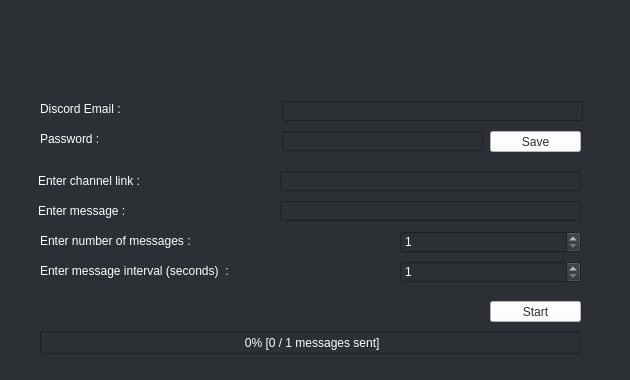
Above: gui.ui from hritsh/discord-autosend before the change. Below: the same form after it.
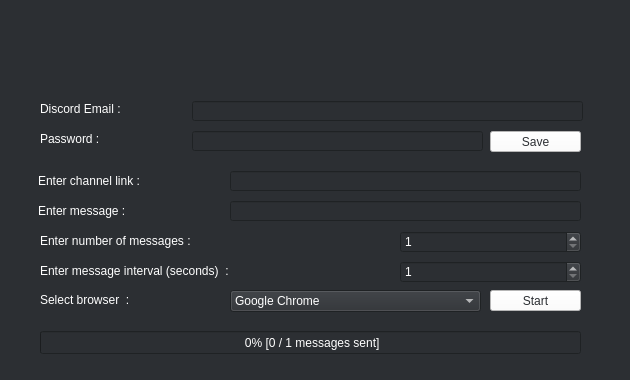
That is the form after the change. Icons and pictures are not drawn.

Commit message:
GUI Complete + Stable
Full functionality + extra in GUI
Added multi browser support
Fixed some bugs

What changed in the file:
```diff
--- a/gui.ui
+++ b/gui.ui
@@ -33,7 +33,7 @@
      <rect>
       <x>38</x>
       <y>171</y>
-      <width>231</width>
+      <width>191</width>
       <height>20</height>
      </rect>
     </property>
@@ -44,9 +44,9 @@
    <widget class="QLineEdit" name="link">
     <property name="geometry">
      <rect>
-      <x>280</x>
+      <x>230</x>
       <y>171</y>
-      <width>301</width>
+      <width>351</width>
       <height>20</height>
      </rect>
     </property>
@@ -56,7 +56,7 @@
      <rect>
       <x>38</x>
       <y>201</y>
-      <width>221</width>
+      <width>191</width>
       <height>20</height>
      </rect>
     </property>
@@ -67,9 +67,9 @@
    <widget class="QLineEdit" name="message">
     <property name="geometry">
      <rect>
-      <x>280</x>
+      <x>230</x>
       <y>201</y>
-      <width>301</width>
+      <width>351</width>
       <height>20</height>
      </rect>
     </property>
@@ -113,9 +113,9 @@
    <widget class="QLineEdit" name="passwd">
     <property name="geometry">
      <rect>
-      <x>282</x>
+      <x>192</x>
       <y>131</y>
-      <width>201</width>
+      <width>291</width>
       <height>20</height>
      </rect>
     </property>
@@ -125,7 +125,7 @@
      <rect>
       <x>40</x>
       <y>131</y>
-      <width>231</width>
+      <width>151</width>
       <height>16</height>
      </rect>
     </property>
@@ -136,9 +136,9 @@
    <widget class="QLineEdit" name="email">
     <property name="geometry">
      <rect>
-      <x>282</x>
+      <x>192</x>
       <y>101</y>
-      <width>301</width>
+      <width>391</width>
       <height>20</height>
      </rect>
     </property>
@@ -148,7 +148,7 @@
      <rect>
       <x>40</x>
       <y>101</y>
-      <width>221</width>
+      <width>131</width>
       <height>16</height>
      </rect>
     </property>
@@ -254,7 +254,7 @@
     <property name="geometry">
      <rect>
       <x>490</x>
-      <y>301</y>
+      <y>290</y>
       <width>91</width>
       <height>21</height>
      </rect>
@@ -317,6 +317,47 @@
      <set>Qt::AlignLeading|Qt::AlignLeft|Qt::AlignTop</set>
     </property>
    </widget>
+   <widget class="QLabel" name="browser_label">
+    <property name="geometry">
+     <rect>
+      <x>40</x>
+      <y>290</y>
+      <width>151</width>
+      <height>20</height>
+     </rect>
+    </property>
+    <property name="text">
+     <string>Select browser  :</string>
+    </property>
+   </widget>
+   <widget class="QComboBox" name="browser">
+    <property name="geometry">
+     <rect>
+      <x>230</x>
+      <y>290</y>
+      <width>251</width>
+      <height>22</height>
+     </rect>
+    </property>
+    <property name="styleSheet">
+     <string notr="true">border-color: rgb(255, 255, 255);</string>
+    </property>
+    <item>
+     <property name="text">
+      <string>Google Chrome</string>
+     </property>
+    </item>
+    <item>
+     <property name="text">
+      <string>Microsoft Edge</string>
+     </property>
+    </item>
+    <item>
+     <property name="text">
+      <string>Mozilla Firefox</string>
+     </property>
+    </item>
+   </widget>
   </widget>
  </widget>
  <resources>
```
Left out of the diff: 2 changed lines with no effect on the pictures. The commit also changes 5 other files.
